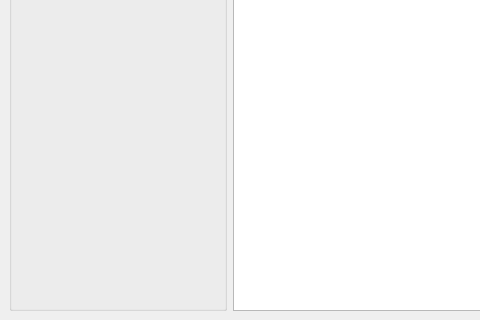
This is form.ui in mattclarke/setup_generator as Qt 5 draws it before an edit; both pictures show x 0 to 480 and y 280 to 600 of the 800 by 600 pixel window. The edited form follows.
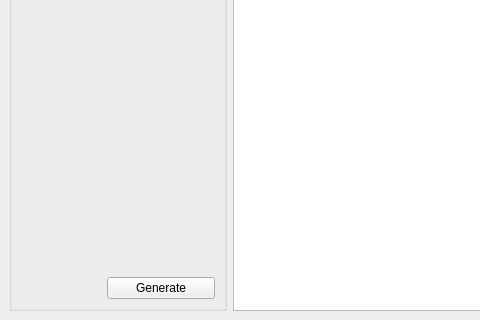
This is the edited form.

Commit message: Outline of a generate method

What changed in the file:
```diff
--- a/form.ui
+++ b/form.ui
@@ -85,6 +85,13 @@
          </property>
         </widget>
        </item>
+       <item row="4" column="1">
+        <widget class="QPushButton" name="btnGenerate">
+         <property name="text">
+          <string>Generate</string>
+         </property>
+        </widget>
+       </item>
       </layout>
      </widget>
     </item>
```
The commit also changes 1 other file.
